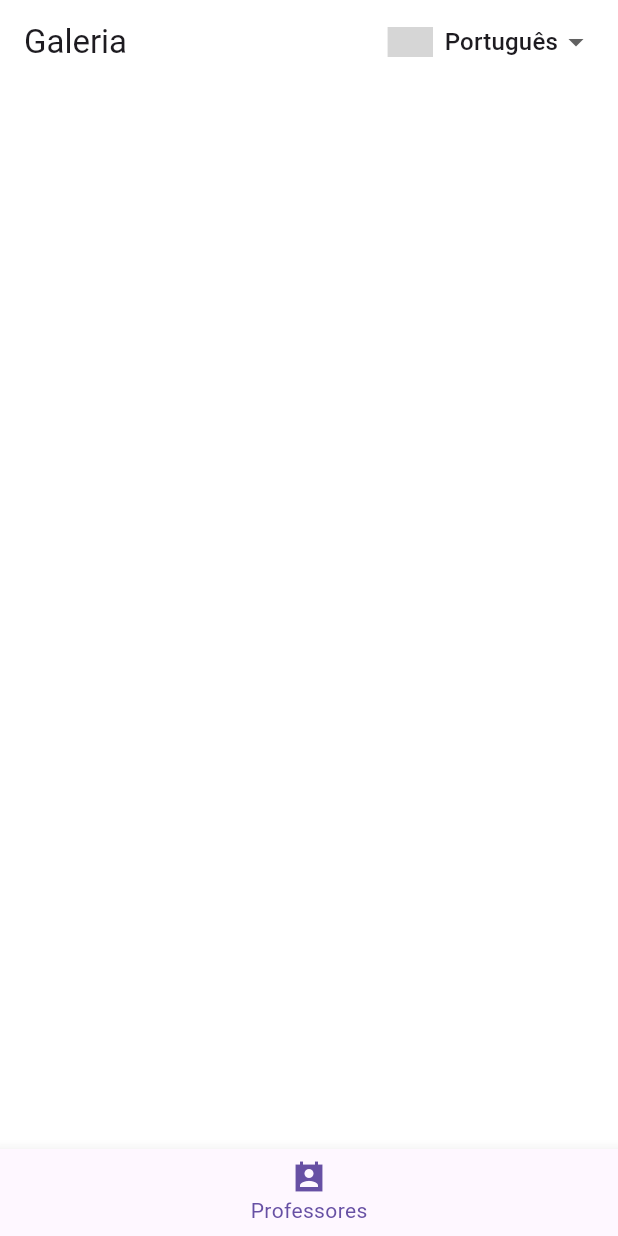
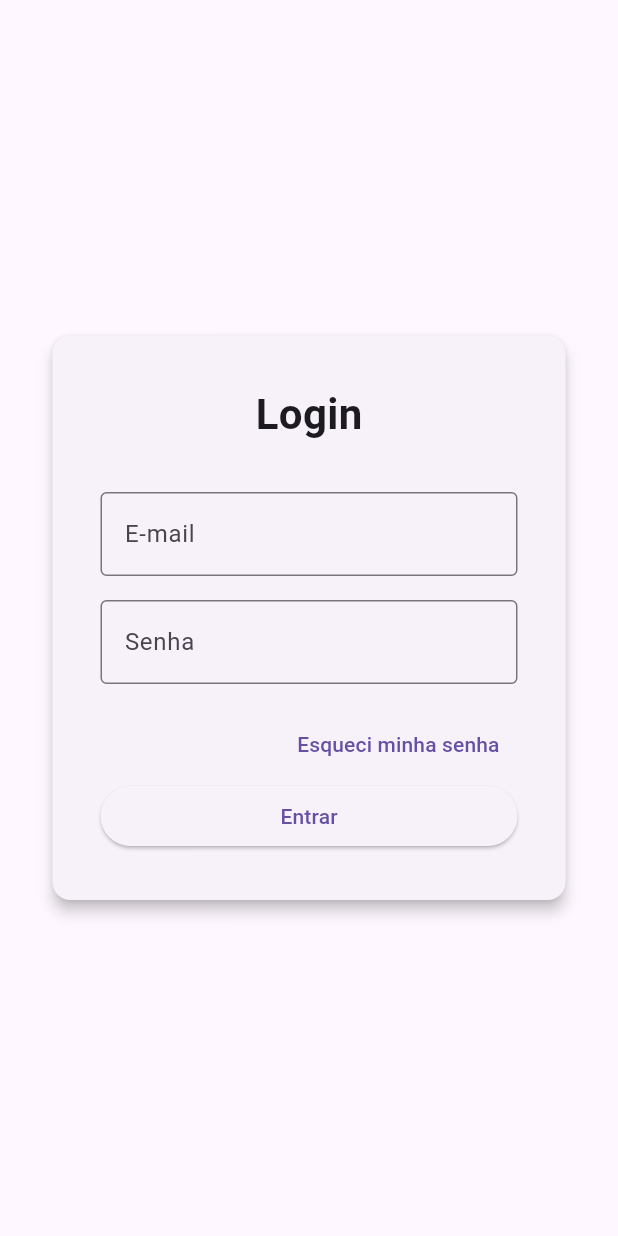
Before and after one commit to mekoaurelio/escola, a Flutter app: the screen it shows after launch, on a phone screen of 412 x 824 dp. Run offline on Flutter 3.47's test engine with Material 3 defaults, Android fonts, the phone set to English and light mode, and no system bars; our stand-ins replace cloud_firestore, currency_text_input_formatter, dio, file_picker, firebase_core, firebase_storage and 3 more; missing offline and left inert: country_flags, dart:html, universal_html; accounts and stored records are empty; grey boxes are pictures that could not be loaded.

Commit message:
criado tela de login; logout; armazenar sessão

```diff
--- /dev/null
+++ b/lib/login/login_page.dart
@@ -0,0 +1,178 @@
+import 'package:flutter/material.dart';
+import 'package:get/get.dart';
+
+import '../services/auth_service.dart';
+
+class LoginPage extends StatefulWidget {
+  const LoginPage({super.key});
+
+  @override
+  State<LoginPage> createState() => _LoginPageState();
+}
+
+class _LoginPageState extends State<LoginPage> {
+  final _formKey = GlobalKey<FormState>();
+  final _emailController = TextEditingController();
+  final _passwordController = TextEditingController();
+
+  bool _isLoading = false;
+  String? _errorMessage;
+
+  Future<void> _login() async {
+    setState(() {
+      _isLoading = true;
+      _errorMessage = null;
+    });
+
+    // Simulação de autenticação (substitua pelo seu backend)
+    await Future.delayed(const Duration(seconds: 2));
+    final email = _emailController.text.trim();
+    final password = _passwordController.text;
+
+    if (email == "user@email.com" && password == "123456") {
+      // Simule dados do usuário
+      final userData = {
+        "email": email,
+        "name": "Usuário Exemplo",
+        "token": "fake-jwt-token",
+      };
+
+      // Save user data using our AuthService
+      AuthService.saveUserData(userData);
+
+      // Redireciona para a home usando GetX
+      Get.offAllNamed('/home');
+    } else {
+      setState(() {
+        _errorMessage = "E-mail ou senha inválidos.";
+      });
+    }
+
+    setState(() {
+      _isLoading = false;
+    });
+  }
+
+  void _forgotPassword() {
+    // Aqui abrir um dialog ou navegar para uma tela de recuperação
+    showDialog(
+      context: context,
+      builder:
+          (context) => AlertDialog(
+            title: const Text('Recuperar senha'),
+            content: const Text(
+              'Para recuperar sua senha, entre em contato com o suporte ou utilize o sistema de recuperação.',
+            ),
+            actions: [
+              TextButton(
+                onPressed: () => Navigator.of(context).pop(),
+                child: const Text('Fechar'),
+              ),
+            ],
+          ),
+    );
+  }
+
+  @override
+  Widget build(BuildContext context) {
+    return Scaffold(
+      body: Center(
+        child: SizedBox(
+          width: 350,
+          child: Card(
+            elevation: 4,
+            child: Padding(
+              padding: const EdgeInsets.all(32.0),
+              child: Form(
+                key: _formKey,
+                child: Column(
+                  mainAxisSize: MainAxisSize.min,
+                  children: [
+                    const Text(
+                      'Login',
+                      style: TextStyle(
+                        fontSize: 28,
+                        fontWeight: FontWeight.bold,
+                      ),
+                    ),
+                    const SizedBox(height: 32),
+                    TextFormField(
+                      controller: _emailController,
+                      decoration: const InputDecoration(
+                        labelText: 'E-mail',
+                        border: OutlineInputBorder(),
+                      ),
+                      validator: (value) {
+                        if (value == null || value.isEmpty) {
+                          return 'Informe o e-mail';
+                        }
+                        if (!RegExp(r'^[^@]+@[^@]+\.[^@]+').hasMatch(value)) {
+                          return 'E-mail inválido';
+                        }
+                        return null;
+                      },
+                    ),
+                    const SizedBox(height: 16),
+                    TextFormField(
+                      controller: _passwordController,
+                      decoration: const InputDecoration(
+                        labelText: 'Senha',
+                        border: OutlineInputBorder(),
+                      ),
+                      obscureText: true,
+                      validator: (value) {
+                        if (value == null || value.isEmpty) {
+                          return 'Informe a senha';
+                        }
+                        return null;
+                      },
+                    ),
+                    const SizedBox(height: 16),
+                    Align(
+                      alignment: Alignment.centerRight,
+                      child: TextButton(
+                        onPressed: _forgotPassword,
+                        child: const Text('Esqueci minha senha'),
+                      ),
+                    ),
+                    if (_errorMessage != null)
+                      Padding(
+                        padding: const EdgeInsets.only(bottom: 8.0),
+                        child: Text(
+                          _errorMessage!,
+                          style: const TextStyle(color: Colors.red),
+                        ),
+                      ),
+                    SizedBox(
+                      width: double.infinity,
+                      child: ElevatedButton(
+                        onPressed:
+                            _isLoading
+                                ? null
+                                : () {
+                                  if (_formKey.currentState!.validate()) {
+                                    _login();
+                                  }
+                                },
+                        child:
+                            _isLoading
+                                ? const SizedBox(
+                                  width: 20,
+                                  height: 20,
+                                  child: CircularProgressIndicator(
+                                    strokeWidth: 2,
+                                  ),
+                                )
+                                : const Text('Entrar'),
+                      ),
+                    ),
+                  ],
+                ),
+              ),
+            ),
+          ),
+        ),
+      ),
+    );
+  }
+}
--- a/lib/main.dart
+++ b/lib/main.dart
@@ -3,9 +3,11 @@ import 'package:flutter_localizations/flutter_localizations.dart';
 import 'package:firebase_core/firebase_core.dart';
 import 'package:get/get.dart';
 import 'lang/translation_service.dart';
+import 'login/login_page.dart';
+import 'services/auth_service.dart';
 import 'start.dart';
 
-void main()async {
+void main() async {
   WidgetsFlutterBinding.ensureInitialized();
   await Firebase.initializeApp(
     // Replace with actual values
@@ -30,13 +32,14 @@ class TattooStudioApp extends StatefulWidget {
 }
 
 class _TattooStudioAppState extends State<TattooStudioApp> {
-
   @override
   Widget build(BuildContext context) {
-    return  GetMaterialApp(
+    // Check if user is logged in
+    final isLoggedIn = AuthService.isLoggedIn();
+
+    return GetMaterialApp(
       debugShowCheckedModeBanner: false,
       title: 'Meu App',
-      // locale: state.locale,
       supportedLocales: const [
         Locale('pt'), // Português
         Locale('en'), // Inglês
@@ -45,13 +48,17 @@ class _TattooStudioAppState extends State<TattooStudioApp> {
       locale: TranslationService.locale,
       fallbackLocale: TranslationService.fallbackLocale,
       translations: TranslationService(),
-      //supportedLocales: const [Locale('pt', 'BR')],
       localizationsDelegates: const [
         GlobalMaterialLocalizations.delegate,
         GlobalWidgetsLocalizations.delegate,
-        GlobalCupertinoLocalizations.delegate,  ],
-
-      home: const Start(),
+        GlobalCupertinoLocalizations.delegate,
+      ],
+      // Set initial route based on authentication status
+      home: isLoggedIn ? const Start() : const LoginPage(),
+      routes: {
+        '/login': (context) => const LoginPage(),
+        '/home': (context) => const Start(),
+      },
     );
   }
 }
--- /dev/null
+++ b/lib/services/auth_service.dart
@@ -0,0 +1,49 @@
+import 'dart:convert';
+import 'dart:html' as html;
+
+class AuthService {
+  // The storage key used to save user data
+  static const String _userKey = 'user';
+
+  /// Checks if a user is logged in by looking at localStorage
+  static bool isLoggedIn() {
+    final userJson = html.window.localStorage[_userKey];
+    if (userJson == null || userJson.isEmpty) {
+      return false;
+    }
+
+    try {
+      final userData = jsonDecode(userJson);
+      final token = userData['token'];
+      return token != null && token.isNotEmpty;
+    } catch (e) {
+      // Error parsing user data
+      return false;
+    }
+  }
+
+  /// Gets the logged in user data
+  static Map<String, dynamic>? getUserData() {
+    final userJson = html.window.localStorage[_userKey];
+    if (userJson == null || userJson.isEmpty) {
+      return null;
+    }
+
+    try {
+      return jsonDecode(userJson);
+    } catch (e) {
+      return null;
+    }
+  }
+
+  /// Logs out the current user by clearing localStorage
+  static void logout() {
+    html.window.localStorage.remove(_userKey);
+  }
+
+  /// Save user data to localStorage
+  static void saveUserData(Map<String, dynamic> userData) {
+    final userJson = jsonEncode(userData);
+    html.window.localStorage[_userKey] = userJson;
+  }
+}
--- a/lib/start.dart
+++ b/lib/start.dart
@@ -40,6 +40,8 @@ class _StartState extends State<Start> {
   // Navigation items
   final List<Map<String, dynamic>> _mainNavigationItems = [
     {'title': 'professores'.tr, 'icon': Icons.perm_contact_cal_sharp, 'index': 0},
+    {'title': 'simulador'.tr, 'icon': Icons.calendar_today, 'index': 1},
+    {'title': 'rating'.tr, 'icon': Icons.comment, 'index': 2},
   ];
 
   final List<Map<String, dynamic>> _auxiliaryNavigationItems = [
@@ -105,6 +107,8 @@ class _StartState extends State<Start> {
 
      // if (_currentPage == 'cargos'.tr) return UploadVideoPage();
       if (_currentPage == 'professores'.tr) return ProfessorLista(table: 'professor',);
+      if (_currentPage == 'simulador'.tr) return Simulador();
+      if (_currentPage == 'rating'.tr) return SimuladorExecuta();
       return Container();
 
     }
@@ -317,6 +321,7 @@ class _StartState extends State<Start> {
       case 1:
         return 'simulador'.tr;
       case 2:
+        return 'rating'.tr;
       case 3:
         return 'config'.tr;
       default:
```
